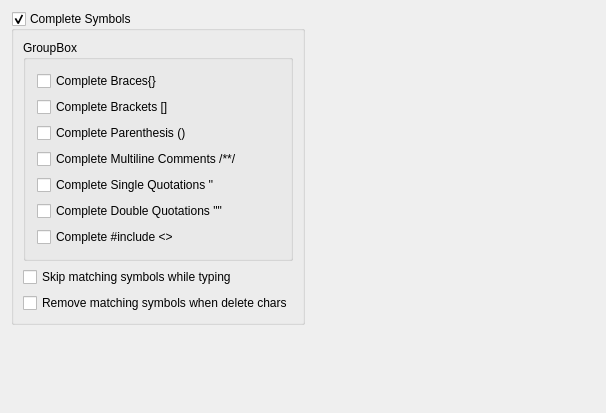
royqh1979/RedPanda-CPP, file RedPandaIDE/settingsdialog/editorsymbolcompletionwidget.ui: the form before one commit.
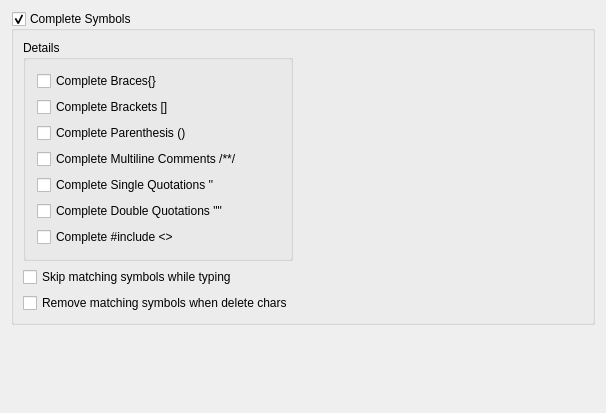
The form after the commit.

Commit message: * fix: random crash when editing   * change: symbol completion option ui

The edit to the form file:
```diff
--- a/RedPandaIDE/settingsdialog/editorsymbolcompletionwidget.ui
+++ b/RedPandaIDE/settingsdialog/editorsymbolcompletionwidget.ui
@@ -14,32 +14,37 @@
    <string>Form</string>
   </property>
   <layout class="QGridLayout" name="gridLayout">
-   <item row="0" column="1">
-    <spacer name="horizontalSpacer">
-     <property name="orientation">
-      <enum>Qt::Horizontal</enum>
-     </property>
-     <property name="sizeHint" stdset="0">
-      <size>
-       <width>40</width>
-       <height>20</height>
-      </size>
-     </property>
-    </spacer>
-   </item>
    <item row="0" column="0">
     <widget class="QGroupBox" name="grpCompleSymbols">
      <property name="title">
       <string>Complete Symbols</string>
      </property>
+     <property name="flat">
+      <bool>true</bool>
+     </property>
      <property name="checkable">
       <bool>true</bool>
      </property>
-     <layout class="QVBoxLayout" name="verticalLayout_2">
+     <layout class="QHBoxLayout" name="horizontalLayout">
+      <item>
+       <widget class="QWidget" name="widget" native="true">
+        <layout class="QVBoxLayout" name="verticalLayout_3">
+         <property name="leftMargin">
+          <number>0</number>
+         </property>
+         <property name="topMargin">
+          <number>0</number>
+         </property>
+         <property name="rightMargin">
+          <number>0</number>
+         </property>
+         <property name="bottomMargin">
+          <number>0</number>
+         </property>
       <item>
        <widget class="QGroupBox" name="groupBox">
         <property name="title">
-         <string>GroupBox</string>
+            <string>Details</string>
         </property>
         <layout class="QVBoxLayout" name="verticalLayout">
          <property name="leftMargin">
@@ -119,6 +124,22 @@
          <string>Remove matching symbols when delete chars</string>
         </property>
        </widget>
+         </item>
+        </layout>
+       </widget>
+      </item>
+      <item>
+       <spacer name="horizontalSpacer">
+        <property name="orientation">
+         <enum>Qt::Horizontal</enum>
+        </property>
+        <property name="sizeHint" stdset="0">
+         <size>
+          <width>40</width>
+          <height>20</height>
+         </size>
+        </property>
+       </spacer>
       </item>
      </layout>
     </widget>
```
Lines whose indentation alone changed are shown as unchanged. The commit also changes 1 other file.
